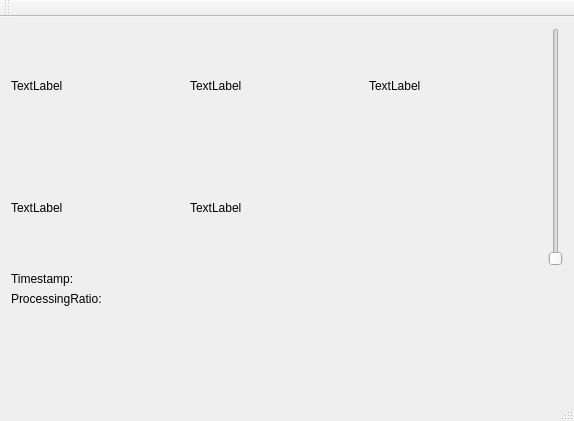
Qt form VisInfProc/mainwindow.ui (rottaca/VisInfProcProjectSeminar) before a commit.
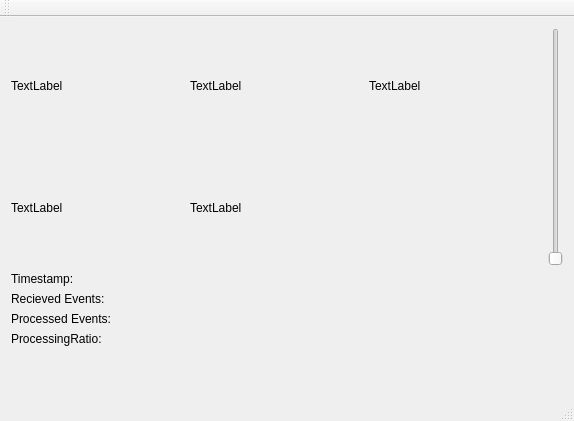
The same form after that commit. Custom widgets are drawn as their Qt base class.

What changed in the file:
```diff
--- a/VisInfProc/mainwindow.ui
+++ b/VisInfProc/mainwindow.ui
@@ -101,7 +101,7 @@
        </widget>
       </item>
       <item row="2" column="1">
-       <widget class="QLabel" name="l_proc_ratio">
+       <widget class="QLabel" name="l_rec_ev_cnt">
         <property name="sizePolicy">
          <sizepolicy hsizetype="Preferred" vsizetype="Maximum">
           <horstretch>0</horstretch>
@@ -113,7 +113,7 @@
         </property>
        </widget>
       </item>
-      <item row="2" column="0">
+      <item row="4" column="0">
        <widget class="QLabel" name="l_timestamp_4">
         <property name="sizePolicy">
          <sizepolicy hsizetype="Preferred" vsizetype="Maximum">
@@ -126,6 +126,58 @@
         </property>
        </widget>
       </item>
+      <item row="4" column="1">
+       <widget class="QLabel" name="l_proc_ratio">
+        <property name="sizePolicy">
+         <sizepolicy hsizetype="Preferred" vsizetype="Maximum">
+          <horstretch>0</horstretch>
+          <verstretch>0</verstretch>
+         </sizepolicy>
+        </property>
+        <property name="text">
+         <string/>
+        </property>
+       </widget>
+      </item>
+      <item row="2" column="0">
+       <widget class="QLabel" name="l_timestamp_5">
+        <property name="sizePolicy">
+         <sizepolicy hsizetype="Preferred" vsizetype="Maximum">
+          <horstretch>0</horstretch>
+          <verstretch>0</verstretch>
+         </sizepolicy>
+        </property>
+        <property name="text">
+         <string>Recieved Events:</string>
+        </property>
+       </widget>
+      </item>
+      <item row="3" column="0">
+       <widget class="QLabel" name="l_timestamp_6">
+        <property name="sizePolicy">
+         <sizepolicy hsizetype="Preferred" vsizetype="Maximum">
+          <horstretch>0</horstretch>
+          <verstretch>0</verstretch>
+         </sizepolicy>
+        </property>
+        <property name="text">
+         <string>Processed Events:</string>
+        </property>
+       </widget>
+      </item>
+      <item row="3" column="1">
+       <widget class="QLabel" name="l_proc_ev_cnt">
+        <property name="sizePolicy">
+         <sizepolicy hsizetype="Preferred" vsizetype="Maximum">
+          <horstretch>0</horstretch>
+          <verstretch>0</verstretch>
+         </sizepolicy>
+        </property>
+        <property name="text">
+         <string/>
+        </property>
+       </widget>
+      </item>
      </layout>
     </item>
    </layout>
```
Left out of the diff: 26 changed lines with no effect on the pictures.
